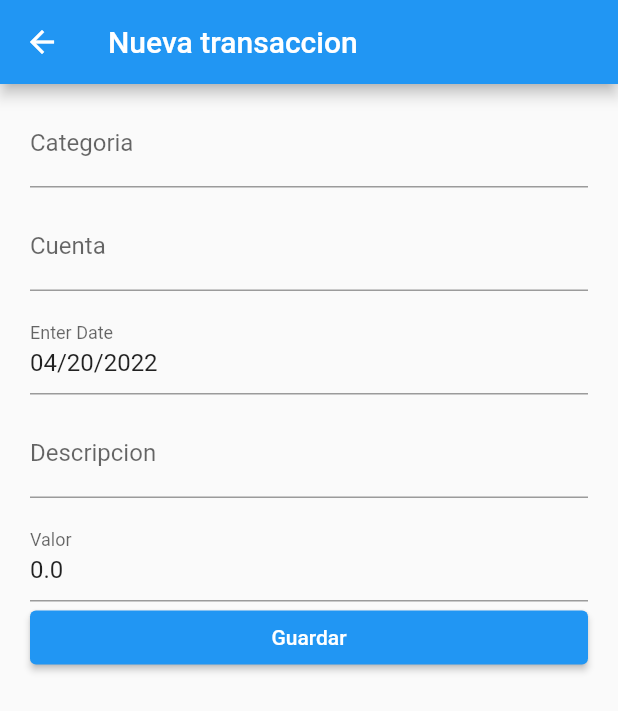
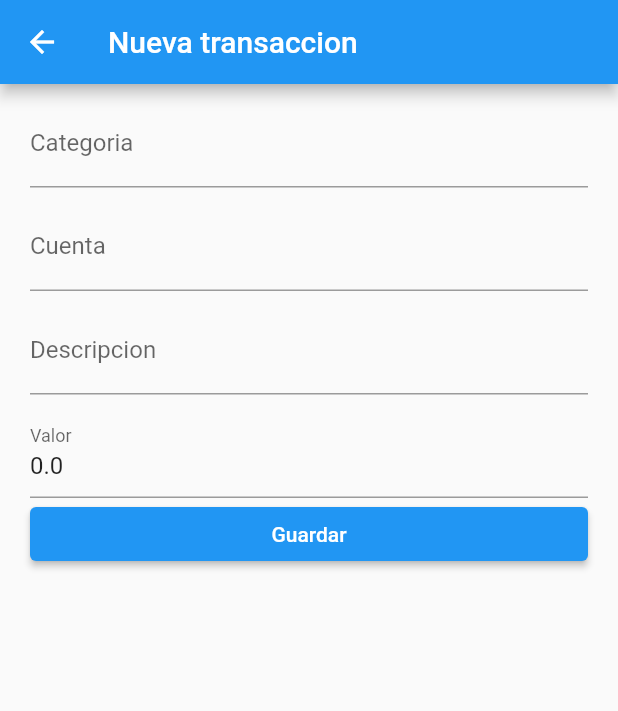
Before and after one commit to Coihue555/fl_control_gastos, a Flutter app: the screen it shows after launch, after a tap on the "add" icon, on a phone screen of 412 x 824 dp. Shown: the top 711 px of the screen. Run offline on Flutter 3.47's test engine with Material 2 defaults, Android fonts, the light colour scheme and no system bars; our stand-ins replace bloc, flutter_bloc, sqflite; accounts and stored records are empty.

Commit message:
no se avanzo nada

```diff
--- a/lib/db/db.dart
+++ b/lib/db/db.dart
@@ -23,7 +23,7 @@ class DBProvider {
 
   Future<dynamic> initDB() async {
     Directory documentsDirectory = await getApplicationDocumentsDirectory();
-    final path = join(documentsDirectory.path, 'conga14DB.db');
+    final path = join(documentsDirectory.path, 'conga15DB.db');
 
     return await openDatabase(path, version: 1, onOpen: (db) {},
         onCreate: (Database db, int version) async {
--- a/lib/screens/movimientos_ficha_screen.dart
+++ b/lib/screens/movimientos_ficha_screen.dart
@@ -1,7 +1,6 @@
 // ignore_for_file: avoid_print
 import 'package:flutter/material.dart';
 import 'package:flutter/services.dart';
-import 'package:intl/intl.dart';
 import 'package:flutter_bloc/flutter_bloc.dart';
 import 'package:fl_control_gastos/bloc/movimientos/movimientos_bloc.dart';
 
@@ -11,35 +10,17 @@ class MovimientosFichaScreen extends StatefulWidget {
 }
 
 class _MovimientosFichaScreenState extends State<MovimientosFichaScreen> {
+
   @override
   Widget build(BuildContext context) {
     String spCategoria = '';
     String spCuenta = '';
     String spDescripcion = '';
     double spValor = 0.0;
-    //DateTime _selectedDate = DateTime.now();
     String fechaElegida = DateTime.now().toString();
 
 
-      // String _presentDatePicker() {
-      //   showDatePicker(
-      //     context: context,
-      //     initialDate: DateTime.now(),
-      //     firstDate: DateTime(2022),
-      //     lastDate: DateTime.now()
-      //   )
-      //   .then((pickedDate) {
-      //     if (pickedDate == null) {
-      //       return pickedDate = DateTime.now();
-      //     }
-      //     setState(() {
-      //       _selectedDate = pickedDate!;
-      //       String fechaElegida = DateFormat('yyyy-MM-dd').format(_selectedDate);
-      //       print(fechaElegida);
-      //     });
-      //   });
-      //   return fechaElegida;
-      // }
+
 
     return BlocListener<MovimientosBloc, MovimientosState>(
       listenWhen: (previous, current) => !current.isWorking,
@@ -80,17 +61,6 @@ class _MovimientosFichaScreenState extends State<MovimientosFichaScreen> {
                                       initialValue: state.movimiento.cuenta,
                                       onChanged:( value ) {spCuenta = value; },
                                     ),
-                                    const SizedBox(
-                                      height: 10,
-                                    ),
-                                    InputDatePickerFormField(
-                                      initialDate: DateTime.now(),
-                                      firstDate: DateTime(2022),
-                                      lastDate: DateTime.now(),
-                                      onDateSaved: (value){
-                                        fechaElegida = value.toString();
-                                      },
-                                      ),
                                     const SizedBox(
                                       height: 10,
                                     ),
```
